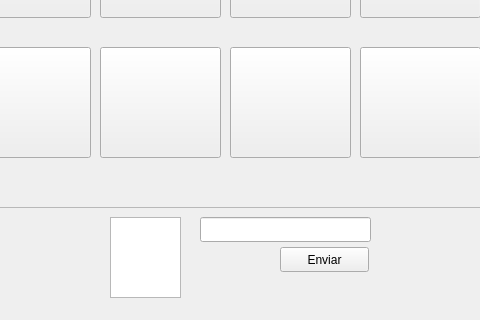
The window that LocalClient/widget.ui (Noemi2002/MemoryGame) describes before a commit, drawn with Qt 5; both pictures show x 190 to 670 and y 303 to 623 of the 1360 by 623 pixel window.
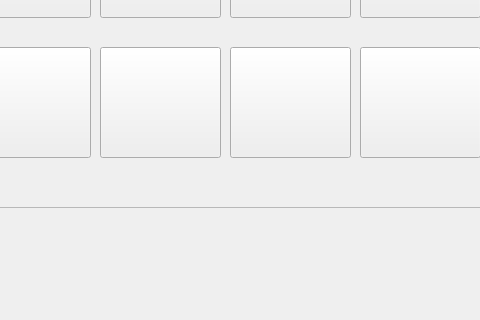
The same window after the commit.

```diff
--- a/LocalClient/widget.ui
+++ b/LocalClient/widget.ui
@@ -13,39 +13,6 @@
   <property name="windowTitle">
    <string>Widget</string>
   </property>
-  <widget class="QPlainTextEdit" name="TextEDit">
-   <property name="geometry">
-    <rect>
-     <x>300</x>
-     <y>520</y>
-     <width>71</width>
-     <height>81</height>
-    </rect>
-   </property>
-  </widget>
-  <widget class="QLineEdit" name="Mensaje">
-   <property name="geometry">
-    <rect>
-     <x>390</x>
-     <y>520</y>
-     <width>171</width>
-     <height>25</height>
-    </rect>
-   </property>
-  </widget>
-  <widget class="QPushButton" name="Enviar">
-   <property name="geometry">
-    <rect>
-     <x>470</x>
-     <y>550</y>
-     <width>89</width>
-     <height>25</height>
-    </rect>
-   </property>
-   <property name="text">
-    <string>Enviar</string>
-   </property>
-  </widget>
   <widget class="QLabel" name="Puntaje1">
    <property name="geometry">
     <rect>
```
